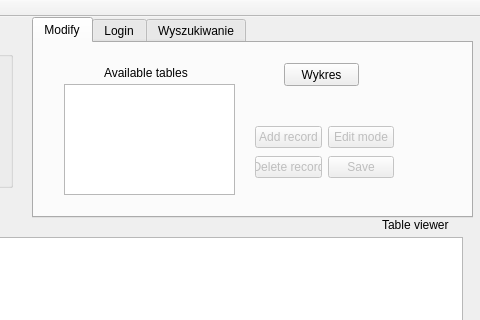
First picture: the form in mainwindow.ui, repository palucki/leauge-explorer, before the edit; both pictures show x 198 to 678 and y 0 to 320 of the 678 by 514 pixel window.
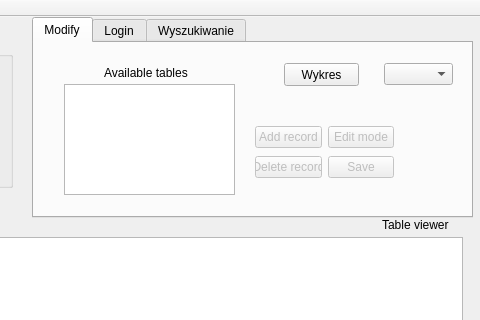
Second picture: the form after the edit. The open tabs and pages were chosen to show the change.

Commit message: Added SearchType interface and SimpleSearch derived class

The edit to the form file:
```diff
--- a/mainwindow.ui
+++ b/mainwindow.ui
@@ -153,6 +153,16 @@
        <string>Wykres</string>
       </property>
      </widget>
+     <widget class="QComboBox" name="allTablesasdasd">
+      <property name="geometry">
+       <rect>
+        <x>350</x>
+        <y>20</y>
+        <width>69</width>
+        <height>22</height>
+       </rect>
+      </property>
+     </widget>
     </widget>
     <widget class="QWidget" name="tab_2">
      <attribute name="title">
```
Left out of the diff: 10 changed lines with no effect on the pictures. The commit also changes 10 other files.
